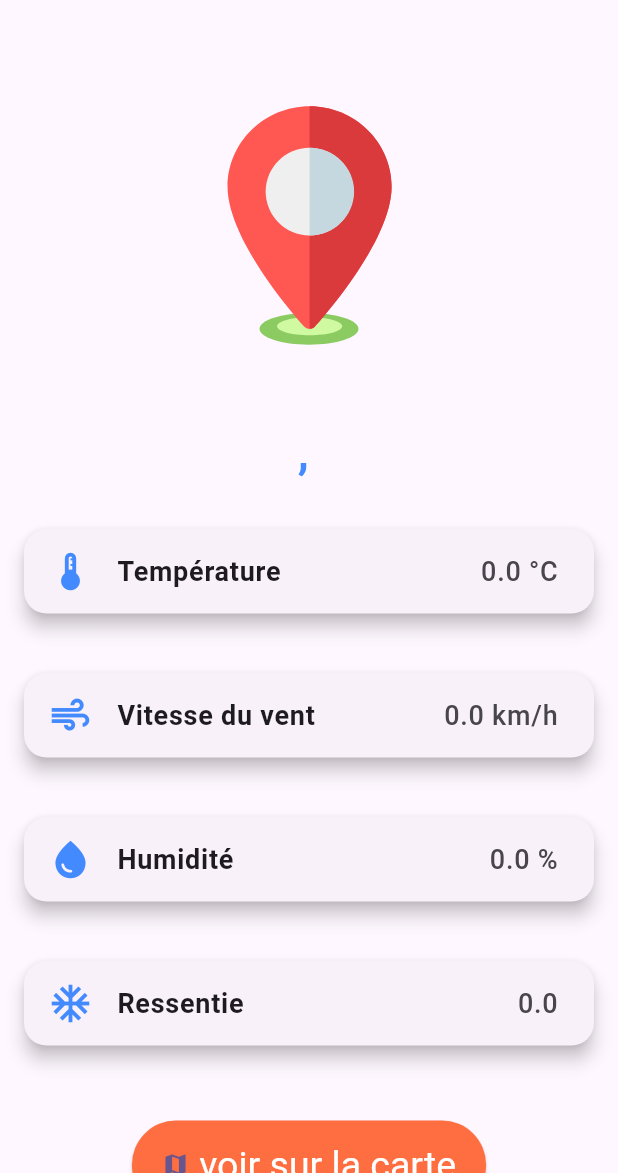
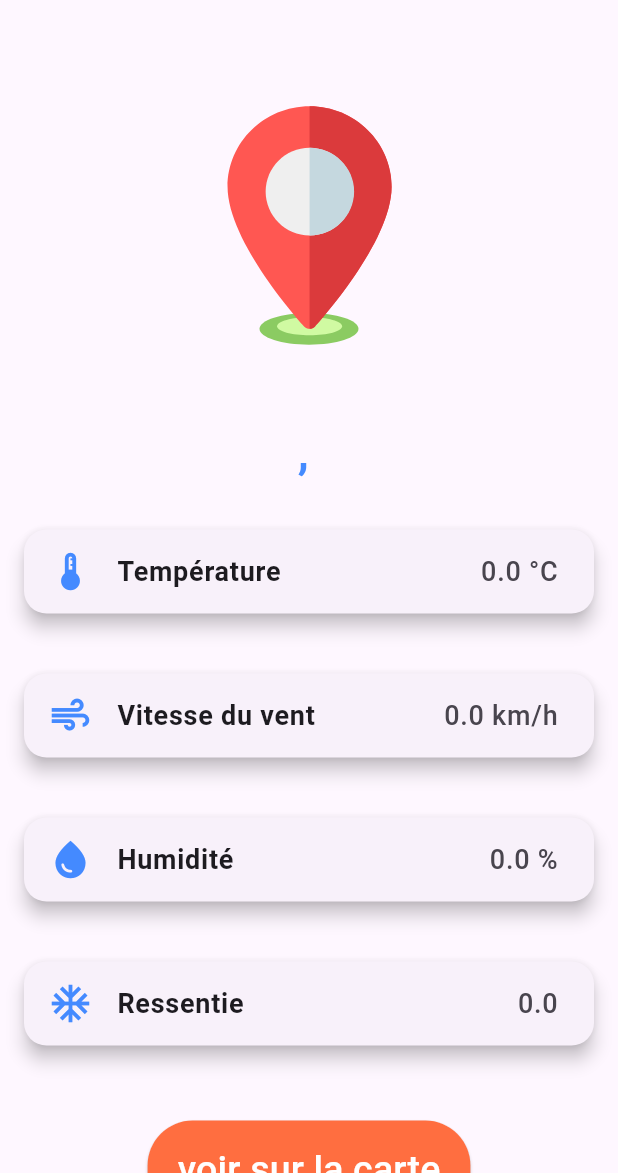
Before and after one commit to RBen19/flutterAppMeteo, a Flutter app: the DetailsScreen screen opened directly with empty values, on a phone screen of 412 x 824 dp, the part 63-1236 px from its top. Run offline on Flutter 3.47's test engine with Material 3 defaults, Android fonts, the phone set to English and light mode, and no system bars; our stand-ins replace animated_text_kit, dio, flutter_map, flutter_spinkit, get, latlong2 and 2 more; generated files the repository leaves out were written again.

```diff
--- a/lib/Screen/details_screen.dart
+++ b/lib/Screen/details_screen.dart
@@ -19,8 +19,9 @@ class DetailsScreen extends StatelessWidget {
           style: TextStyle(color: Colors.deepOrangeAccent),
         ),
       ),
-      body: SingleChildScrollView(
-        child: Padding(
+      body: Column(
+        children: [
+          Padding(
             padding: const EdgeInsets.all(16.0),
             child: Column(
               crossAxisAlignment: CrossAxisAlignment.start,
@@ -50,8 +51,8 @@ class DetailsScreen extends StatelessWidget {
                 buildInfoCard(Icons.water_drop, "Humidité",
                     "${weather.current.humidity} %"),
                 SizedBox(height: 20),
-              buildInfoCard(
-                  Icons.ac_unit, "Ressentie", "${weather.current.feelslike_c}"),
+                buildInfoCard(Icons.ac_unit, "Ressentie",
+                    "${weather.current.feelslike_c}"),
                 SizedBox(height: 40),
                 Center(
                   child: ElevatedButton.icon(
@@ -61,24 +62,24 @@ class DetailsScreen extends StatelessWidget {
                             lon: weather.location.lon!,
                           ));
                     },
-                  icon: Icon(Icons.map),
                     label: Text(
                       "voir sur la carte",
                       style: TextStyle(color: Colors.white, fontSize: 25),
                     ),
                     style: ElevatedButton.styleFrom(
                       backgroundColor: Colors.deepOrangeAccent,
-                    padding: EdgeInsets.symmetric(horizontal: 20, vertical: 15),
+                      padding:
+                          EdgeInsets.symmetric(horizontal: 20, vertical: 15),
                       shape: RoundedRectangleBorder(
                         borderRadius: BorderRadius.circular(30),
                       ),
-                    textStyle: TextStyle(fontSize: 18),
                     ),
                   ),
                 ),
               ],
             ),
           ),
+        ],
       ),
     );
   }
--- a/lib/Screen/weather_screen.dart
+++ b/lib/Screen/weather_screen.dart
@@ -31,7 +31,7 @@ class SecondScreen extends StatelessWidget {
           children: [
             Utils.animation_builder("assets/animations/world.json", 200, 200),
             SizedBox(
-              height: 5,
+              height: 2.5,
             ),
             ElevatedButton(
               onPressed: () {
@@ -46,7 +46,7 @@ class SecondScreen extends StatelessWidget {
               ),
             ),
             SizedBox(
-              height: 25,
+              height: 10,
             ),
             ListView.builder(
               itemCount: listWeather.length,
--- a/lib/main.dart
+++ b/lib/main.dart
@@ -4,11 +4,12 @@ import 'package:flutter/material.dart';
 import 'package:get/get.dart';
 
 void main() {
-  Get.put(ThemeController());
   runApp(MyApp());
 }
 
 class MyApp extends StatelessWidget {
+  //Get.put(ThemeController());
+  final ThemeController themeControllerInject = Get.put(ThemeController());
   final ThemeController themeController = Get.find();
 
   MyApp({super.key});
```
Also changed, not shown: lib/widgets/map_widget.dart (+28 -2 lines), 1 other file. Lines whose indentation alone changed are shown as unchanged.
